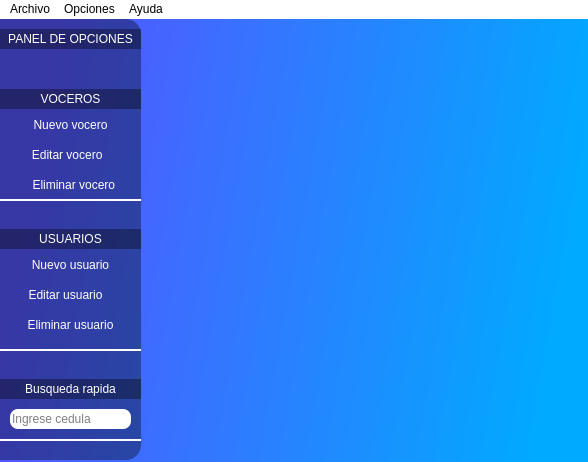
Before: the Qt Designer form VESOR/Ventana_inicial_menus.ui in JoseSierraVzl/Proyecto-VESOR, drawn with Qt 5.
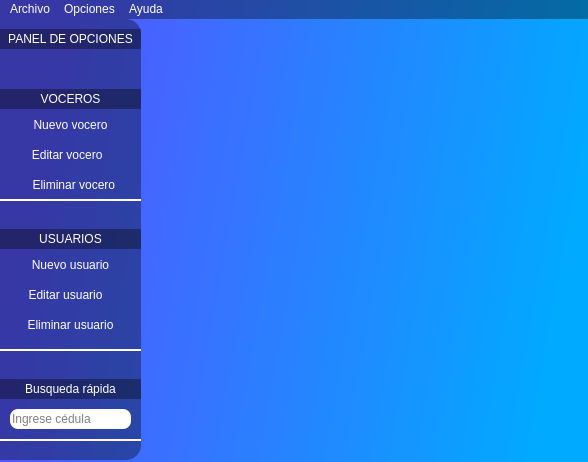
After: the same form once the commit is applied. Icons and pictures are not drawn.

The edit to the form file:
```diff
--- a/VESOR/Ventana_inicial_menus.ui
+++ b/VESOR/Ventana_inicial_menus.ui
@@ -362,7 +362,7 @@
       <string notr="true">color:rgb(255, 255, 255)</string>
      </property>
      <property name="text">
-      <string>Busqueda rapida</string>
+      <string>Busqueda rápida</string>
      </property>
      <property name="alignment">
       <set>Qt::AlignCenter</set>
@@ -381,7 +381,7 @@
       <string notr="true">border-radius: 8px</string>
      </property>
      <property name="placeholderText">
-      <string>Ingrese cedula</string>
+      <string>Ingrese cédula</string>
      </property>
     </widget>
     <widget class="Line" name="line_6">
@@ -405,8 +405,8 @@
       <rect>
        <x>70</x>
        <y>30</y>
-       <width>31</width>
-       <height>31</height>
+       <width>41</width>
+       <height>41</height>
       </rect>
      </property>
      <property name="styleSheet">
@@ -452,7 +452,16 @@
     </rect>
    </property>
    <property name="styleSheet">
-    <string notr="true">background-color: rgb(255, 255, 255)</string>
+    <string notr="true">QMenuBar{
+background-color:qlineargradient(spread:pad, x1:0, y1:0, x2:1, y2:1, stop:0.176136 rgba(0, 0, 0, 90));
+color: rgb(255,255,255);
+}
+
+QMenu:hover{
+background:rgb(0, 170, 255);
+color:rgb(255, 255, 255);
+font-size: 12px;
+}</string>
    </property>
    <widget class="QMenu" name="menuArchivo">
     <property name="title">
@@ -462,7 +471,10 @@
     <addaction name="separator"/>
     <addaction name="actionCerrar"/>
    </widget>
-   <widget class="QMenu" name="menuOpciones">
+   <widget class="QMenu" name="menuOptions">
+    <property name="styleSheet">
+     <string notr="true"/>
+    </property>
     <property name="title">
      <string>Opciones</string>
     </property>
@@ -473,7 +485,7 @@
     </property>
    </widget>
    <addaction name="menuArchivo"/>
-   <addaction name="menuOpciones"/>
+   <addaction name="menuOptions"/>
    <addaction name="menuAyuda"/>
   </widget>
   <action name="actionGuardar">
```
Left out of the diff: 58 changed lines with no effect on the pictures.
